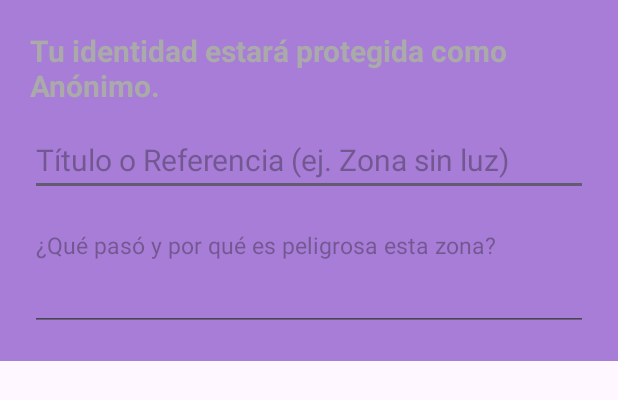
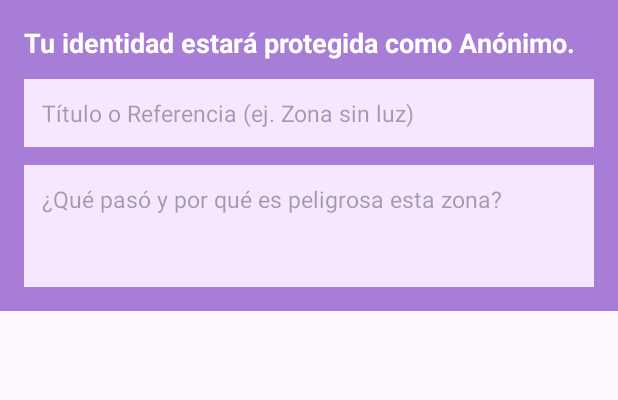
Before and after one commit to isma8-ai/App.Prevencion, an Android app: the layout dialog_nuevo_reporte.xml on its own in the app's theme, with its tools: preview values and no code run, on a phone screen of 412 x 824 dp. Shown: the top 400 px of the screen. Run offline under Robolectric (Android 15) with nearby library versions, the phone set to English and light mode, and no system bars.

Commit message:
Mejora de contraste y campos lavanda en dialog_nuevo_reporte

```diff
--- a/app/src/main/res/layout/dialog_nuevo_reporte.xml
+++ b/app/src/main/res/layout/dialog_nuevo_reporte.xml
@@ -4,16 +4,15 @@
     android:layout_height="wrap_content"
     android:background="#A77DD7"
     android:orientation="vertical"
-    android:padding="20dp">
+    android:padding="16dp">
 
     <TextView
         android:layout_width="match_parent"
         android:layout_height="wrap_content"
         android:layout_marginBottom="12dp"
         android:text="Tu identidad estará protegida como Anónimo."
-        android:textAppearance="@style/TextAppearance.AppCompat.Display2"
-        android:textColor="@android:color/darker_gray"
-        android:textSize="20sp"
+        android:textColor="#FFFFFF"
+        android:textSize="18sp"
         android:textStyle="bold" />
 
     <EditText
@@ -23,9 +22,10 @@
         android:layout_marginBottom="12dp"
         android:hint="Título o Referencia (ej. Zona sin luz)"
         android:inputType="text"
-        android:textAppearance="@style/TextAppearance.AppCompat.Display2"
-        android:textColor="#F8F8F8"
-        android:textSize="20sp" />
+        android:textColor="#1E293B"
+        android:background="#F6E7FF"
+        android:padding="12dp"
+        android:textSize="15sp" />
 
     <EditText
         android:id="@+id/edtComentarioReporte"
@@ -35,6 +35,9 @@
         android:hint="¿Qué pasó y por qué es peligrosa esta zona?"
         android:inputType="textMultiLine"
         android:lines="3"
+        android:background="#F6E7FF"
+        android:padding="12dp"
+        android:textColor="#1E293B"
         android:textSize="15sp" />
 
 </LinearLayout>
```
